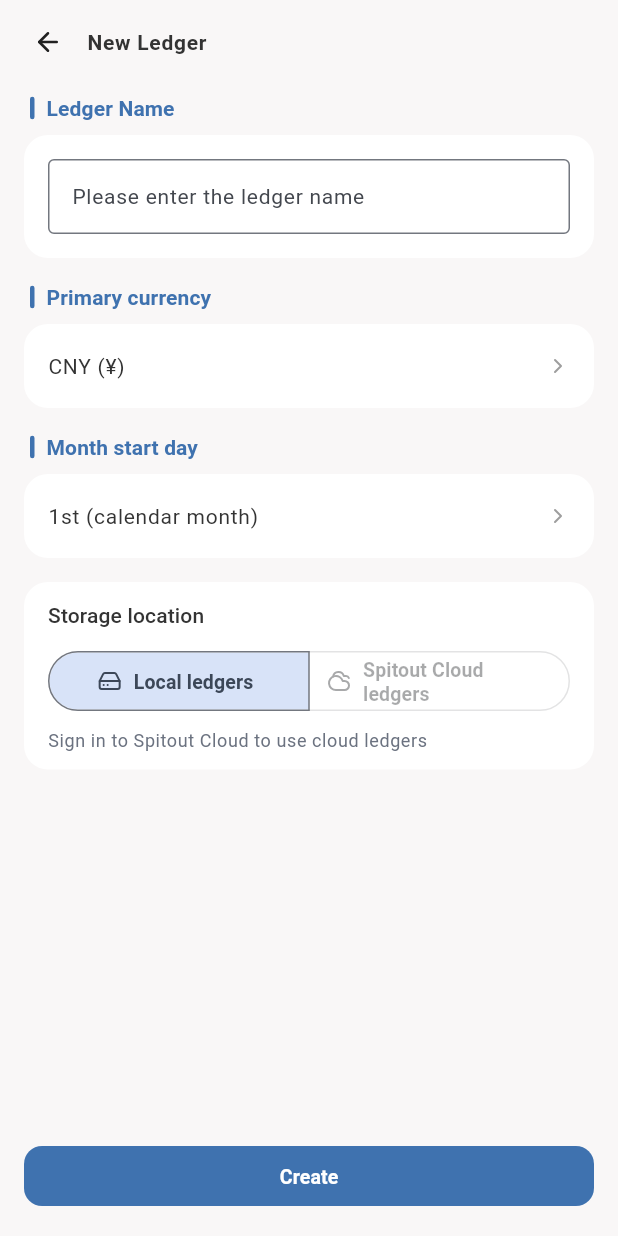
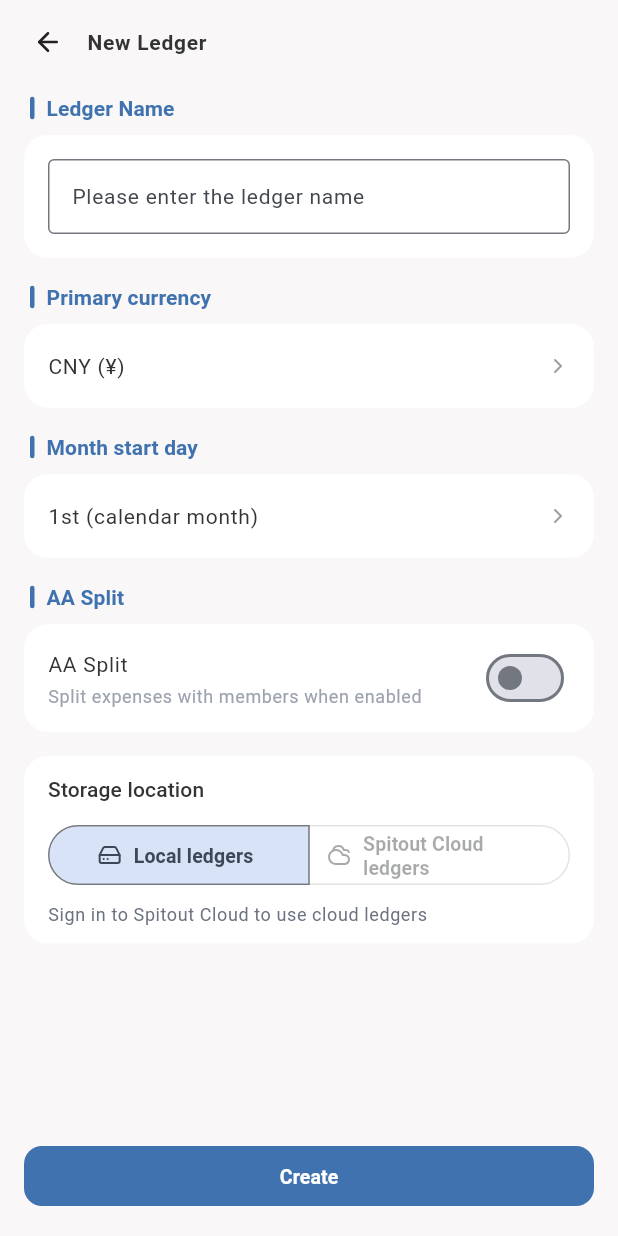
Before and after one commit to weilixiaozhi/Spitout, a Flutter app: the LedgerEditPage screen opened directly, on a phone screen of 412 x 824 dp. Run offline on Flutter 3.47's test engine with Material 3 defaults, Android fonts, the phone set to English and light mode, and no system bars; our stand-ins replace connectivity_plus, csv, decimal, device_info_plus, drift, file_picker and 17 more; missing offline and left inert: excel, flutter_list_view, gbk_codec, sqlite3, webdav_client; accounts and stored records are empty; generated files the repository leaves out were written again; statements that could not run were skipped.

Commit message:
feat: 账本编辑页新增 AA 分摊开关与分摊设置入口

```diff
--- a/lib/pages/main/ledger_edit_page.dart
+++ b/lib/pages/main/ledger_edit_page.dart
@@ -14,6 +14,7 @@ import 'package:shared_preferences/shared_preferences.dart';
 import 'package:spitout/providers/providers.dart';
 import 'package:spitout/providers/sync/shared_ledger_providers.dart';
 import '../../data/models.dart';
+import '../../routes.dart';
 import '../../widgets/widgets.dart';
 import '../../theme/colors.dart';
 import '../../core/logging/logger_service.dart';
@@ -44,6 +45,13 @@ class _LedgerEditPageState extends ConsumerState<LedgerEditPage> {
   int _monthStartDay = 1;
   bool _saving = false;
   bool _initialized = false;
+
+  /// AA 分摊开关(编辑态,随「保存」落库;跨设备同步)。
+  bool _aaEnabled = false;
+
+  /// 已落库的 AA 开关值。「查看分摊结算 / 管理虚拟用户」入口按此值展示,
+  /// 避免用户刚打开开关(未保存)就跳到与实际数据不符的页面(§6.5)。
+  bool _aaEnabledSaved = false;
 
   /// 当前账本的云端 external_id(本地 syncId),成员协作模块的数据源标识;
   /// 仅编辑模式异步加载,本地账本 / 未同步账本为 null。
@@ -99,6 +107,8 @@ class _LedgerEditPageState extends ConsumerState<LedgerEditPage> {
           _currency = data.currency;
           _monthStartDay = data.monthStartDay;
           _syncId = data.syncId;
+          _aaEnabled = data.aaEnabled;
+          _aaEnabledSaved = data.aaEnabled;
           _initialized = true;
         });
       }
@@ -344,7 +354,11 @@ class _LedgerEditPageState extends ConsumerState<LedgerEditPage> {
             ),
           ),
 
-          // ── 4. 新建模式的账本归属选择 ──
+          // ── 4. AA 分摊(开关 + 分摊设置入口) ──
+          const SizedBox(height: 16),
+          _buildAaSection(context, l10n),
+
+          // ── 5. 新建模式的账本归属选择 ──
           if (_isCreating) ...[
             const SizedBox(height: 16),
             _buildStorageModeSelector(context, l10n),
@@ -364,6 +378,89 @@ class _LedgerEditPageState extends ConsumerState<LedgerEditPage> {
           ],
         ],
       ),
+    );
+  }
+
+  /// AA 分摊设置模块(文档 §6.5)。
+  ///
+  /// 结构:开关行(随「保存」落库,与其他账本元信息同一保存语义)+
+  /// 编辑模式且 AA 已生效时的「查看分摊结算 / 管理虚拟用户」入口。
+  /// 入口按 [_aaEnabledSaved](已落库值)展示,与 §6.7「关闭后入口隐藏」一致。
+  Widget _buildAaSection(BuildContext context, AppLocalizations l10n) {
+    final readOnlyColor = _isReadOnly ? Theme.of(context).disabledColor : null;
+    // 分摊结算页按「当前账本」取数,仅编辑当前账本时展示入口,
+    // 避免从非当前账本跳入看到另一本账的结算数据。
+    final isCurrentLedger =
+        _isEditing && widget.ledger!.id == ref.watch(currentLedgerIdProvider);
+    return Column(
+      crossAxisAlignment: CrossAxisAlignment.start,
+      children: [
+        _buildSectionTitle(context, l10n.ledgerAaEnabled,
+            disabled: _isReadOnly),
+        const SizedBox(height: 8),
+        Card(
+          child: Column(
+            children: [
+              SwitchListTile(
+                contentPadding:
+                    const EdgeInsets.symmetric(horizontal: 16, vertical: 4),
+                title: Text(
+                  l10n.ledgerAaEnabled,
+                  style: Theme.of(context)
+                      .textTheme
+                      .bodyLarge
+                      ?.copyWith(color: readOnlyColor),
+                ),
+                subtitle: Text(
+                  l10n.ledgerAaEnabledHint,
+                  style: Theme.of(context).textTheme.bodySmall?.copyWith(
+                        color: SpitoutTokens.textTertiary(context),
+                      ),
+                ),
+                value: _aaEnabled,
+                // 协作者只读:与其他账本元信息一致,禁用开关(onChanged=null 灰化)
+                onChanged: _isReadOnly
+                    ? null
+                    : (v) => setState(() => _aaEnabled = v),
+              ),
+              if (_isEditing && _aaEnabledSaved) ...[
+                if (isCurrentLedger) ...[
+                  Divider(height: 1, color: SpitoutTokens.divider(context)),
+                  ListTile(
+                    contentPadding:
+                        const EdgeInsets.symmetric(horizontal: 16, vertical: 4),
+                    leading: Icon(AppIcons.pieChart,
+                        size: 20,
+                        color: SpitoutTokens.iconSecondary(context)),
+                    title: Text(l10n.ledgerAaSettlementEntry),
+                    trailing: Icon(AppIcons.chevronRight,
+                        size: 16,
+                        color: SpitoutTokens.iconTertiary(context)),
+                    onTap: () =>
+                        Navigator.of(context).pushNamed(Routes.aaSettlement),
+                  ),
+                ],
+                Divider(height: 1, color: SpitoutTokens.divider(context)),
+                ListTile(
+                  contentPadding:
+                      const EdgeInsets.symmetric(horizontal: 16, vertical: 4),
+                  leading: Icon(AppIcons.people,
+                      size: 20,
+                      color: SpitoutTokens.iconSecondary(context)),
+                  title: Text(l10n.ledgerAaVirtualUsersEntry),
+                  trailing: Icon(AppIcons.chevronRight,
+                      size: 16,
+                      color: SpitoutTokens.iconTertiary(context)),
+                  onTap: () => showVirtualUserManageSheet(
+                    context,
+                    ledgerId: widget.ledger!.id,
+                  ),
+                ),
+              ],
+            ],
+          ),
+        ),
+      ],
     );
   }
 
@@ -740,6 +837,10 @@ class _LedgerEditPageState extends ConsumerState<LedgerEditPage> {
     if (_monthStartDay != 1) {
       await repo.updateLedger(id: newLedgerId, monthStartDay: _monthStartDay);
     }
+    // 创建时开启了 AA 分摊 → 补写开关(默认 false,跨设备同步)
+    if (_aaEnabled) {
+      await repo.updateLedger(id: newLedgerId, aaEnabled: true);
+    }
 
     // 同步触发已完全响应式化(规则4):createLedger 在数据层同事务登记变更信号
     // —— Spitout Cloud 写 local_changes(SyncCoordinator 监听)、快照型后端写
@@ -792,16 +893,21 @@ class _LedgerEditPageState extends ConsumerState<LedgerEditPage> {
       if (!applied || !mounted) return;
     }
 
-    // 名称/起始日变更
+    // 名称/起始日/AA 开关变更
     final nameChanged = name != ledgerData.name;
     final startDayChanged = _monthStartDay != ledgerData.monthStartDay;
-    if (!nameChanged && !startDayChanged && !currencyChanged) return;
+    final aaChanged = _aaEnabled != ledgerData.aaEnabled;
+    if (!nameChanged && !startDayChanged && !currencyChanged && !aaChanged) {
+      return;
+    }
 
-    if (nameChanged || startDayChanged) {
+    if (nameChanged || startDayChanged || aaChanged) {
       await repo.updateLedger(
         id: ledger.id,
         name: name,
         monthStartDay: _monthStartDay,
+        // 未变更时传 null = 不更新(updateLedger 语义)
+        aaEnabled: aaChanged ? _aaEnabled : null,
       );
     }
 
```
